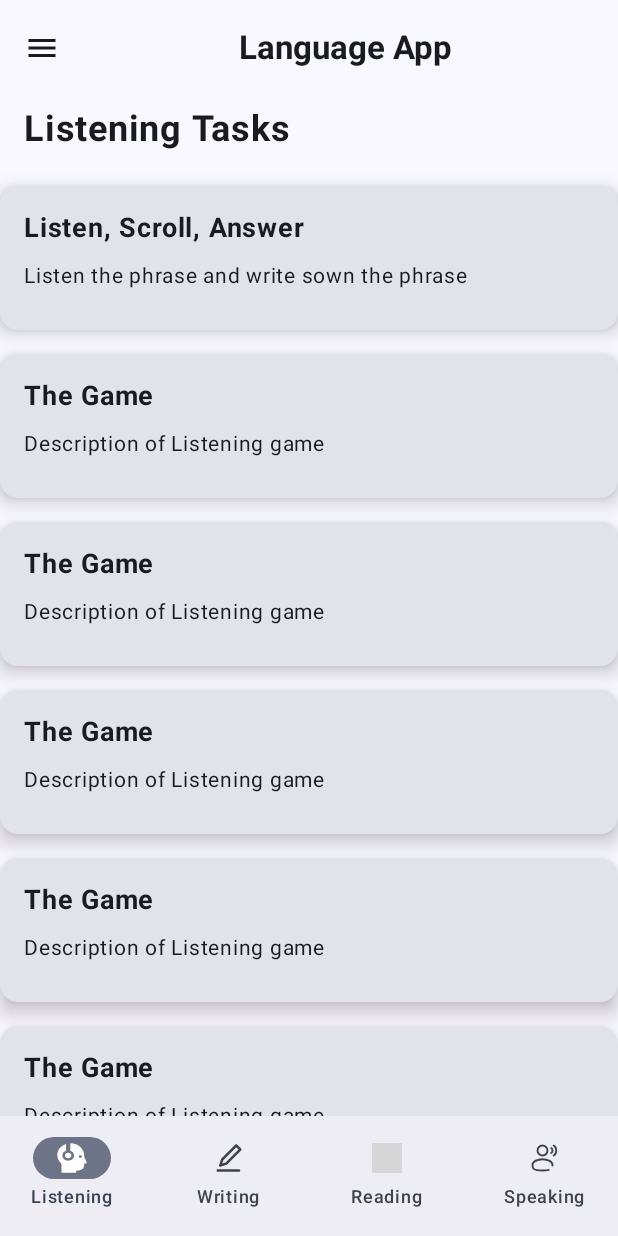
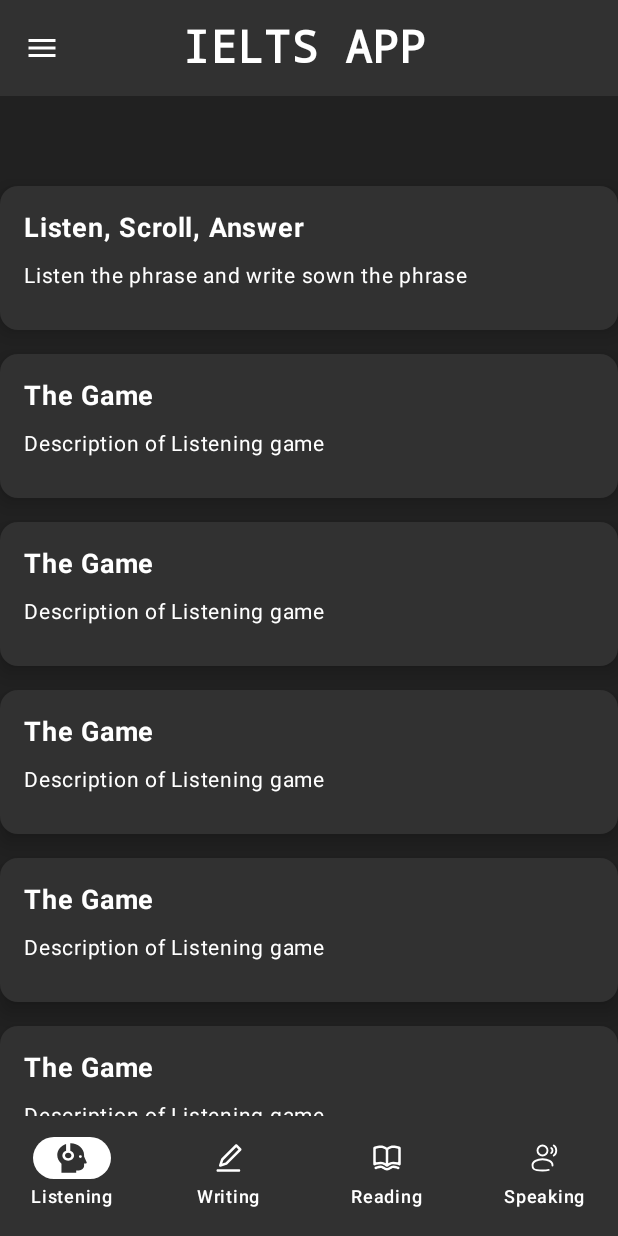
Before and after one commit to D-Arshad-Dazai-Dimash/ieltsApp, an Android app built with Jetpack Compose: the screen it shows after launch (MainActivity), on a phone screen of 412 x 824 dp. Run offline under Robolectric (Android 15) with nearby library versions, the phone set to English and light mode, and no system bars; grey boxes are pictures that could not be loaded.

Commit message:
Fix UI, and add navigation between pages

```diff
--- a/app/src/main/java/com/example/ielts_application_pm/MainActivity.kt
+++ b/app/src/main/java/com/example/ielts_application_pm/MainActivity.kt
@@ -1,18 +1,21 @@
 package com.example.ielts_application_pm
 
 import android.os.Bundle
+import android.util.Log
 import androidx.activity.ComponentActivity
 import androidx.activity.compose.setContent
 import androidx.activity.enableEdgeToEdge
+import androidx.compose.foundation.background
 import androidx.compose.foundation.layout.Box
 import androidx.compose.foundation.layout.fillMaxSize
 import androidx.compose.foundation.layout.padding
+import androidx.compose.material3.ModalNavigationDrawer
 import androidx.compose.material3.Scaffold
-import androidx.compose.material3.ModalNavigationDrawer
 import androidx.compose.material3.rememberDrawerState
 import androidx.compose.runtime.Composable
 import androidx.compose.runtime.rememberCoroutineScope
 import androidx.compose.ui.Modifier
+import androidx.compose.ui.graphics.Color
 import androidx.compose.ui.tooling.preview.Preview
 import androidx.navigation.compose.rememberNavController
 import com.example.ielts_application_pm.theme.IELTS_APPLICATION_PM_THEME
@@ -20,6 +23,7 @@ import com.example.ielts_application_pm.ui.NavigationGraph
 import com.example.ielts_application_pm.ui.components.AppBottomNavigation
 import com.example.ielts_application_pm.ui.components.AppDrawer
 import com.example.ielts_application_pm.ui.components.AppTopBar
+import com.example.ielts_application_pm.ui.components.currentRoute
 import kotlinx.coroutines.launch
 
 class MainActivity : ComponentActivity() {
@@ -38,7 +42,8 @@ class MainActivity : ComponentActivity() {
 @Composable
 fun LanguageApp() {
     val navController = rememberNavController()
-    val drawerState = rememberDrawerState(initialValue = androidx.compose.material3.DrawerValue.Closed)
+    val drawerState =
+        rememberDrawerState(initialValue = androidx.compose.material3.DrawerValue.Closed)
     val coroutineScope = rememberCoroutineScope()
 
     ModalNavigationDrawer(
@@ -51,18 +56,35 @@ fun LanguageApp() {
             }
         }
     ) {
-        Box(modifier = Modifier.fillMaxSize()) {
+        Box(
+            modifier = Modifier
+                .fillMaxSize()
+                .background(color = Color(0xFF212121)),
+        ) {
+            val currentRoute = currentRoute(navController)
+
+            val mainRoutes = listOf("listening", "writing", "reading", "speaking")
+            val showAppBars = mainRoutes.contains(currentRoute)
+
+            Log.d("LanguageApp", "Current route: $currentRoute, Show AppBars: $showAppBars")
+
             Scaffold(
                 topBar = {
-                    AppTopBar(
-                        onMenuClicked = {
-                            coroutineScope.launch {
-                                drawerState.open() // Open drawer on menu click
-                            }
-                        }
-                    )
+                    if (showAppBars) {
+                        AppTopBar(
+                            onMenuClicked = {
+                                coroutineScope.launch {
+                                    drawerState.open()
+                                }
+                            },
+                        )
+                    }
                 },
-                bottomBar = { AppBottomNavigation(navController) }
+                bottomBar = {
+                    if (showAppBars) {
+                        AppBottomNavigation(navController)
+                    }
+                },
             ) { innerPadding ->
                 NavigationGraph(navController, Modifier.padding(innerPadding))
             }
--- a/app/src/main/java/com/example/ielts_application_pm/ui/NavGraph.kt
+++ b/app/src/main/java/com/example/ielts_application_pm/ui/NavGraph.kt
@@ -1,11 +1,11 @@
 package com.example.ielts_application_pm.ui
 
+import TaskDetailScreen
 import androidx.compose.runtime.Composable
 import androidx.compose.ui.Modifier
 import androidx.navigation.NavHostController
 import androidx.navigation.compose.NavHost
 import androidx.navigation.compose.composable
-import com.example.ielts_application_pm.ui.screens.TaskDetailScreen
 import com.example.ielts_application_pm.ui.screens.TaskListScreen
 
 @Composable
@@ -18,7 +18,7 @@ fun NavigationGraph(navController: NavHostController, modifier: Modifier = Modif
 
         composable("taskDetail/{taskTitle}") { backStackEntry ->
             val taskTitle = backStackEntry.arguments?.getString("taskTitle") ?: ""
-            TaskDetailScreen(taskTitle)
+            TaskDetailScreen(taskTitle , navController)
         }
     }
 }
--- a/app/src/main/java/com/example/ielts_application_pm/ui/components/AppButtomBar.kt
+++ b/app/src/main/java/com/example/ielts_application_pm/ui/components/AppButtomBar.kt
@@ -1,15 +1,15 @@
 package com.example.ielts_application_pm.ui.components
 
 import androidx.compose.foundation.layout.size
-import androidx.compose.material.icons.Icons
-import androidx.compose.material.icons.filled.Menu
 import androidx.compose.material3.Icon
 import androidx.compose.material3.NavigationBar
 import androidx.compose.material3.NavigationBarItem
+import androidx.compose.material3.NavigationBarItemColors
 import androidx.compose.material3.Text
 import androidx.compose.runtime.Composable
 import androidx.compose.runtime.getValue
 import androidx.compose.ui.Modifier
+import androidx.compose.ui.graphics.Color
 import androidx.compose.ui.graphics.painter.Painter
 import androidx.compose.ui.res.painterResource
 import androidx.compose.ui.unit.dp
@@ -20,27 +20,43 @@ import com.example.ielts_application_pm.R
 @Composable
 fun AppBottomNavigation(navController: NavHostController) {
     val items = listOf(
-        BottomNavItem("Listening", "listening" , painterResource(R.drawable.listening_icon)),
+        BottomNavItem("Listening", "listening", painterResource(R.drawable.listening_icon)),
         BottomNavItem("Writing", "writing", painterResource(R.drawable.writing_icon)),
-        BottomNavItem("Reading", "reading" , painterResource(R.drawable.reading_icon)),
+        BottomNavItem("Reading", "reading", painterResource(R.drawable.reading_icon)),
         BottomNavItem("Speaking", "speaking", painterResource(R.drawable.user_speak_svgrepo_com))
     )
 
-    NavigationBar {
+    NavigationBar( containerColor = Color(0xFF313131)) {
         val navBackStackEntry by navController.currentBackStackEntryAsState()
         val currentRoute = navBackStackEntry?.destination?.route
 
+
         items.forEach { item ->
             NavigationBarItem(
-                icon = { Icon(item.icon, contentDescription = item.label , modifier = Modifier.size(20.dp)) },
+                icon = {
+                    Icon(
+                        item.icon,
+                        contentDescription = item.label,
+                        modifier = Modifier.size(20.dp)
+                    )
+                },
                 label = { Text(item.label) },
                 selected = currentRoute == item.route,
+                colors = NavigationBarItemColors(
+                    selectedTextColor = Color.White,
+                    selectedIconColor = Color(0xFF313131),
+                    selectedIndicatorColor = Color.White,
+                    unselectedTextColor = Color.White,
+                    unselectedIconColor = Color.White,
+                    disabledIconColor = Color.White,
+                    disabledTextColor = Color.White
+                ),
                 onClick = {
                     if (currentRoute != item.route) {
                         navController.navigate(item.route) {
                             popUpTo(navController.graph.startDestinationId) { saveState = true }
                             launchSingleTop = true
-                            restoreState = true
+                            restoreState = false
                         }
                     }
                 }
--- a/app/src/main/java/com/example/ielts_application_pm/ui/components/AppDrawer.kt
+++ b/app/src/main/java/com/example/ielts_application_pm/ui/components/AppDrawer.kt
@@ -1,6 +1,7 @@
 package com.example.ielts_application_pm.ui.components
 
 import androidx.compose.foundation.Image
+import androidx.compose.foundation.background
 import androidx.compose.foundation.clickable
 import androidx.compose.foundation.layout.Column
 import androidx.compose.foundation.layout.Row
@@ -28,15 +29,17 @@ import androidx.compose.runtime.Composable
 import androidx.compose.ui.Alignment
 import androidx.compose.ui.Modifier
 import androidx.compose.ui.draw.clip
+import androidx.compose.ui.graphics.Color
 import androidx.compose.ui.graphics.vector.ImageVector
 import androidx.compose.ui.res.painterResource
+import androidx.compose.ui.text.font.FontWeight.Companion.W700
 import androidx.compose.ui.unit.dp
 import androidx.compose.ui.unit.sp
 import com.example.ielts_application_pm.R
 
 @Composable
 fun AppDrawer(onItemSelected: (String) -> Unit) {
-    ModalDrawerSheet {
+    ModalDrawerSheet(drawerContainerColor = Color(0xFF313131)) {
         Column(
             modifier = Modifier
                 .fillMaxWidth()
@@ -53,8 +56,10 @@ fun AppDrawer(onItemSelected: (String) -> Unit) {
             )
             Text(
                 text = "nazzy 💖",
-                fontSize = 20.sp,
-                modifier = Modifier.padding(bottom = 4.dp)
+                fontSize = 30.sp,
+                modifier = Modifier.padding(bottom = 4.dp),
+                color = Color.White,
+                fontWeight = W700
             )
         }
 
@@ -115,18 +120,22 @@ fun DrawerMenuItem(icon: ImageVector, text: String, onClick: () -> Unit) {
         modifier = Modifier
             .fillMaxWidth()
             .padding(vertical = 8.dp)
-            .clickable { onClick() },
+            .clickable { onClick() }
+            .background(Color(0xFF313131)),
         verticalAlignment = Alignment.CenterVertically
     ) {
         Icon(
             imageVector = icon,
             contentDescription = text,
-            modifier = Modifier.size(24.dp)
+            modifier = Modifier.size(24.dp),
+            tint = Color.White
         )
         Spacer(modifier = Modifier.width(16.dp))
         Text(
             text = text,
-            fontSize = 16.sp
+            fontSize = 20.sp,
+            color = Color.White,
+            fontWeight = W700
         )
     }
 }
--- a/app/src/main/java/com/example/ielts_application_pm/ui/components/AppTopBar.kt
+++ b/app/src/main/java/com/example/ielts_application_pm/ui/components/AppTopBar.kt
@@ -1,17 +1,21 @@
 package com.example.ielts_application_pm.ui.components
 
 import androidx.compose.foundation.layout.fillMaxWidth
+import androidx.compose.material.icons.Icons
+import androidx.compose.material.icons.filled.Menu
 import androidx.compose.material3.ExperimentalMaterial3Api
 import androidx.compose.material3.Icon
 import androidx.compose.material3.IconButton
 import androidx.compose.material3.Text
 import androidx.compose.material3.TopAppBar
+import androidx.compose.material3.TopAppBarColors
 import androidx.compose.runtime.Composable
 import androidx.compose.ui.Modifier
+import androidx.compose.ui.graphics.Color
+import androidx.compose.ui.text.font.FontFamily
 import androidx.compose.ui.text.font.FontWeight
 import androidx.compose.ui.text.style.TextAlign
-import androidx.compose.material.icons.Icons
-import androidx.compose.material.icons.filled.Menu
+import androidx.compose.ui.unit.sp
 
 @OptIn(ExperimentalMaterial3Api::class)
 @Composable
@@ -19,17 +23,26 @@ fun AppTopBar(onMenuClicked: () -> Unit) {
     TopAppBar(
         title = {
             Text(
-                text = "Language App",
+                text = "         IELTS APP            ",
                 modifier = Modifier.fillMaxWidth(),
                 fontWeight = FontWeight.Bold,
-                textAlign = TextAlign.Center
+                textAlign = TextAlign.Center,
+                color = Color.White,
+                fontFamily = FontFamily.Monospace,
+                fontSize = 30.sp
             )
         },
         navigationIcon = {
             IconButton(onClick = { onMenuClicked() }) {
-                Icon(Icons.Default.Menu, contentDescription = "Menu")
+                Icon(Icons.Default.Menu, contentDescription = "Menu", tint = Color.White)
             }
-        }
+        },
+        colors = TopAppBarColors(
+            containerColor = Color(0xFF313131),
+            titleContentColor = Color(0xFF313131),
+            navigationIconContentColor = Color(0xFF313131),
+            scrolledContainerColor = Color(0xFF313131),
+            actionIconContentColor = Color(0xFF313131)
+        )
     )
-
 }
--- a/app/src/main/java/com/example/ielts_application_pm/ui/components/currentRoute.kt
+++ b/app/src/main/java/com/example/ielts_application_pm/ui/components/currentRoute.kt
@@ -6,7 +6,7 @@ import androidx.navigation.NavHostController
 import androidx.navigation.compose.currentBackStackEntryAsState
 
 @Composable
-fun currentRoute(navController: NavHostController): String? {
+fun currentRoute(navController: NavHostController): String {
     val navBackStackEntry by navController.currentBackStackEntryAsState()
-    return navBackStackEntry?.destination?.route
+    return navBackStackEntry?.destination?.route ?: "listening"
 }
--- a/app/src/main/java/com/example/ielts_application_pm/ui/screens/TaskDetailScreen.kt
+++ b/app/src/main/java/com/example/ielts_application_pm/ui/screens/TaskDetailScreen.kt
@@ -1,33 +1,57 @@
-package com.example.ielts_application_pm.ui.screens
-
-import androidx.compose.foundation.layout.Column
-import androidx.compose.foundation.layout.fillMaxSize
-import androidx.compose.foundation.layout.padding
+import androidx.compose.foundation.background
+import androidx.compose.foundation.layout.*
+import androidx.compose.material3.Icon
+import androidx.compose.material3.IconButton
 import androidx.compose.material3.Text
 import androidx.compose.runtime.Composable
+import androidx.compose.ui.Alignment
 import androidx.compose.ui.Modifier
+import androidx.compose.ui.graphics.Color
+import androidx.compose.ui.res.painterResource
 import androidx.compose.ui.text.font.FontWeight
 import androidx.compose.ui.unit.dp
 import androidx.compose.ui.unit.sp
+import androidx.navigation.NavController
+import com.example.ielts_application_pm.R
 
 @Composable
-fun TaskDetailScreen(taskTitle: String) {
+fun TaskDetailScreen(taskTitle: String, navController: NavController) {
     Column(
         modifier = Modifier
             .fillMaxSize()
-            .padding(16.dp)
+            .background(Color(0xFF212121))
     ) {
-        Text(
-            text = "Task Details",
-            fontSize = 24.sp,
-            fontWeight = FontWeight.Bold,
-            modifier = Modifier.padding(bottom = 16.dp)
-        )
+        Row(
+            verticalAlignment = Alignment.CenterVertically,
+            modifier = Modifier
+                .fillMaxWidth()
+                .padding(bottom = 16.dp , top = 50.dp)
+        ) {
+            IconButton(onClick = {
+                val isPopped = navController.popBackStack()
+                if (!isPopped) {
+                    navController.navigateUp()
+                }
+            }) {
+                Icon(
+                    painter = painterResource(id = R.drawable.ic_launcher_foreground),
+                    contentDescription = "Back",
+                    tint = Color.White
+                )
+            }
+            Text(
+                text = "Task Details",
+                fontSize = 24.sp,
+                fontWeight = FontWeight.Bold,
+                color = Color.White
+            )
+        }
+
         Text(
             text = "Title: $taskTitle",
             fontSize = 18.sp,
-            modifier = Modifier.padding(bottom = 8.dp)
+            modifier = Modifier.padding(bottom = 8.dp),
+            color = Color.White
         )
-        // Add more details about the task here
     }
 }
--- a/app/src/main/java/com/example/ielts_application_pm/ui/screens/TaskListScreen.kt
+++ b/app/src/main/java/com/example/ielts_application_pm/ui/screens/TaskListScreen.kt
@@ -1,12 +1,17 @@
 package com.example.ielts_application_pm.ui.screens
 
+import androidx.compose.foundation.background
 import androidx.compose.foundation.layout.Box
+import androidx.compose.foundation.layout.Spacer
 import androidx.compose.foundation.layout.fillMaxSize
 import androidx.compose.foundation.layout.padding
 import androidx.compose.foundation.lazy.LazyColumn
 import androidx.compose.material3.Text
 import androidx.compose.runtime.Composable
+import androidx.compose.ui.Alignment
 import androidx.compose.ui.Modifier
+import androidx.compose.ui.graphics.Color
+import androidx.compose.ui.input.pointer.motionEventSpy
 import androidx.compose.ui.text.font.FontWeight
 import androidx.compose.ui.unit.dp
 import androidx.compose.ui.unit.sp
@@ -70,7 +75,7 @@ fun TaskListScreen(title: String, navController: NavHostController, modifier: Mo
             "GAME" to "Description of Reading game",
 
 
-        )
+            )
 
         "Speaking" -> listOf(
             "The Game" to "Description of Speaking game",
@@ -94,19 +99,27 @@ fun TaskListScreen(title: String, navController: NavHostController, modifier: Mo
         else -> emptyList()
     }
 
-    Box(modifier = Modifier.fillMaxSize()) {
+    Box(
+        modifier = Modifier
+            .fillMaxSize()
+            .background(color = Color(0xFF212121))
+    ) {
         LazyColumn(
             modifier = Modifier
                 .fillMaxSize()
                 .padding(top = 56.dp)
+                .background(color = Color(0xFF212121)),
+            horizontalAlignment = Alignment.CenterHorizontally
         ) {
             item {
-                Text(
-                    text = "$title Tasks",
-                    fontSize = 24.sp,
-                    fontWeight = FontWeight.Bold,
-                    modifier = Modifier.padding(16.dp)
-                )
+//                Text(
+//                    text = "$title Tasks",
+//                    fontSize = 24.sp,
+//                    fontWeight = FontWeight.Bold,
+//                    modifier = Modifier.padding(8.dp),
+//                    color = Color.White
+//                )
+                Spacer(modifier = Modifier.padding(30.dp))
             }
 
             items(tasks.size) { index ->
--- a/app/src/main/java/com/example/ielts_application_pm/ui/screens/components/TaskCard.kt
+++ b/app/src/main/java/com/example/ielts_application_pm/ui/screens/components/TaskCard.kt
@@ -1,14 +1,17 @@
 package com.example.ielts_application_pm.ui.screens.components
 
+import androidx.compose.foundation.background
 import androidx.compose.foundation.clickable
 import androidx.compose.foundation.layout.Column
 import androidx.compose.foundation.layout.fillMaxWidth
 import androidx.compose.foundation.layout.padding
 import androidx.compose.material3.Card
+import androidx.compose.material3.CardColors
 import androidx.compose.material3.CardDefaults
 import androidx.compose.material3.Text
 import androidx.compose.runtime.Composable
 import androidx.compose.ui.Modifier
+import androidx.compose.ui.graphics.Color
 import androidx.compose.ui.text.font.FontWeight
 import androidx.compose.ui.tooling.preview.Preview
 import androidx.compose.ui.unit.dp
@@ -17,8 +20,8 @@ import androidx.compose.ui.unit.sp
 
 @Preview(showBackground = true)
 @Composable
-fun prevTask(){
-    TaskCard("Task 1 " , "Gamee" , onClick = {})
+fun PrevTask() {
+    TaskCard("Task 1 ", "Game", onClick = {})
 }
 
 @Composable
@@ -33,6 +36,12 @@ fun TaskCard(
             .padding(vertical = 8.dp)
             .clickable { onClick() },
         elevation = CardDefaults.cardElevation(8.dp),
+        colors = CardColors(
+            contentColor = Color(0xFF313131),
+            containerColor = Color(0xFF313131),
+            disabledContentColor = Color(0xFF313131),
+            disabledContainerColor = Color(0xFF313131)
+            )
     ) {
         Column(
             modifier = Modifier
@@ -43,12 +52,14 @@ fun TaskCard(
                 text = title,
                 fontSize = 18.sp,
                 fontWeight = FontWeight.Bold,
-                modifier = Modifier.padding(bottom = 8.dp)
+                modifier = Modifier.padding(bottom = 8.dp),
+                color = Color.White
             )
             Text(
                 text = description,
                 fontSize = 14.sp,
-                modifier = Modifier.padding(bottom = 8.dp)
+                modifier = Modifier.padding(bottom = 8.dp),
+                color = Color.White
             )
         }
     }
--- /dev/null
+++ b/app/src/main/res/drawable/reading_icon.xml
@@ -0,0 +1,13 @@
+<vector xmlns:android="http://schemas.android.com/apk/res/android"
+    android:width="800dp"
+    android:height="800dp"
+    android:viewportWidth="24"
+    android:viewportHeight="24">
+  <path
+      android:pathData="M23,4C23,3.116 21.855,2.802 21.097,2.593C21.028,2.574 20.962,2.556 20.9,2.538C19.954,2.268 18.61,2 17,2C15.276,2 13.855,2.574 12.879,3.132C12.73,3.217 12.573,3.335 12.431,3.441C12.243,3.582 12.082,3.703 12,3.703C11.918,3.703 11.757,3.582 11.569,3.441C11.427,3.335 11.27,3.217 11.121,3.132C10.145,2.574 8.724,2 7,2C5.39,2 4.046,2.268 3.1,2.538C3.041,2.555 2.977,2.573 2.91,2.591C2.156,2.799 1,3.117 1,4V17C1,17.347 1.179,17.668 1.474,17.851C1.943,18.14 2.562,17.887 3.111,17.662C3.302,17.583 3.485,17.509 3.65,17.462C4.454,17.232 5.61,17 7,17C8.261,17 9.206,17.416 9.913,17.852C10.095,17.964 10.279,18.106 10.468,18.253C10.934,18.615 11.43,19 12,19C12.572,19 13.065,18.616 13.531,18.254C13.719,18.107 13.904,17.964 14.087,17.852C14.795,17.416 15.739,17 17,17C18.39,17 19.546,17.232 20.35,17.462C20.523,17.511 20.71,17.59 20.904,17.672C21.444,17.9 22.039,18.151 22.526,17.851C22.82,17.668 23,17.347 23,17V4ZM3.333,4.557C3.132,4.622 3,4.811 3,5.022V14.899C3,15.233 3.321,15.473 3.645,15.395C4.536,15.181 5.678,15 7,15C8.763,15 10.079,15.599 11,16.172V5.456C10.799,5.296 10.504,5.082 10.129,4.868C9.355,4.426 8.276,4 7,4C5.415,4 4.13,4.303 3.333,4.557ZM17,15C15.237,15 13.921,15.599 13,16.172V5.456C13.201,5.296 13.496,5.082 13.871,4.868C14.645,4.426 15.724,4 17,4C18.585,4 19.87,4.303 20.667,4.557C20.868,4.622 21,4.811 21,5.022V14.899C21,15.233 20.679,15.473 20.354,15.395C19.464,15.181 18.322,15 17,15Z"
+      android:fillColor="#0F0F0F"
+      android:fillType="evenOdd"/>
+  <path
+      android:pathData="M2.087,20.409C1.862,19.905 2.087,19.313 2.591,19.087C3.06,18.879 3.544,18.704 4.032,18.548C4.841,18.288 5.959,18 7,18C8.167,18 9.163,18.629 9.885,19.085C9.922,19.108 9.958,19.131 9.994,19.153C10.835,19.682 11.4,20 12,20C12.599,20 13.161,19.683 14.001,19.154C14.036,19.132 14.071,19.11 14.107,19.087C14.829,18.63 15.826,18 17,18C18.046,18 19.165,18.288 19.973,18.548C20.699,18.781 21.238,19.012 21.376,19.073C21.882,19.297 22.144,19.894 21.912,20.41C21.687,20.911 21.086,21.132 20.587,20.911C20.188,20.735 19.776,20.586 19.361,20.452C18.614,20.212 17.732,20 17,20C16.441,20 15.904,20.319 15.007,20.884C14.264,21.353 13.237,22 12,22C10.762,22 9.732,21.352 8.987,20.883C8.088,20.317 7.552,20 7,20C6.274,20 5.392,20.212 4.643,20.452C4.225,20.586 3.81,20.735 3.408,20.913C2.905,21.138 2.313,20.913 2.087,20.409Z"
+      android:fillColor="#0F0F0F"/>
+</vector>
```
